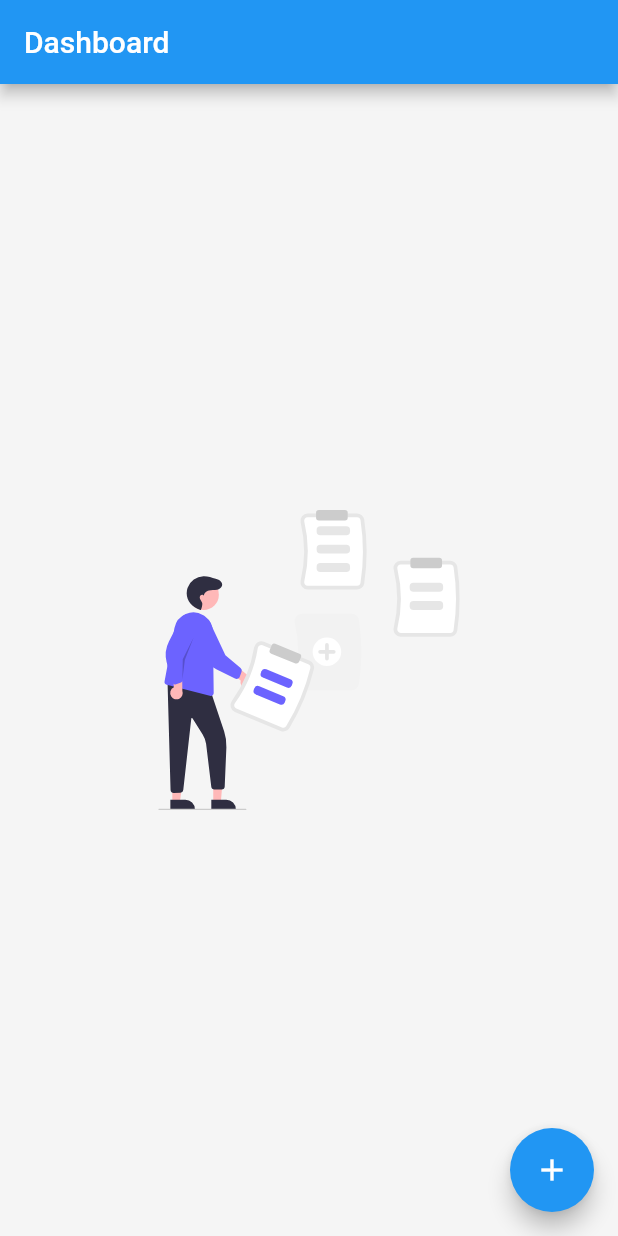
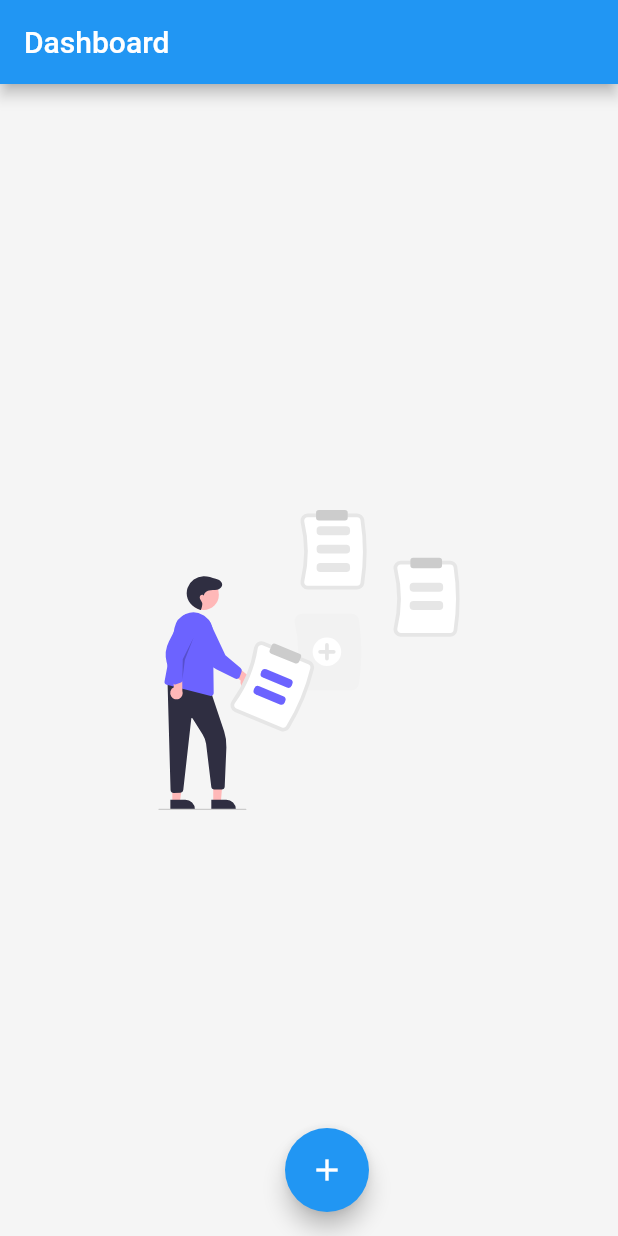
Before and after one commit to kapilg012/khatabook, a Flutter app: the screen it shows after launch, on a phone screen of 412 x 824 dp. Run offline on Flutter 3.47's test engine with Material 2 defaults, Android fonts, the phone set to English and light mode, and no system bars; our stand-ins replace flutter_svg, go_router, grouped_list, hive, image_picker, sticky_headers; accounts and stored records are empty.

Commit message:
Final Changes

```diff
--- a/lib/screens/dashboard.dart
+++ b/lib/screens/dashboard.dart
@@ -79,8 +79,7 @@ class _DashBoardScreenState extends State<DashBoardScreen> {
         title: const Text('Dashboard'),
       ),
       body: _items.isNotEmpty
-          ? SingleChildScrollView(
-              child: Column(
+          ? Column(
               children: [
                 Card(
                   margin:
@@ -150,15 +149,16 @@ class _DashBoardScreenState extends State<DashBoardScreen> {
                   ),
                 ),
                 const SizedBox(height: 15),
-                  ListView.builder(
+                Expanded(
+                  child: ListView.builder(
                     primary: _scrollController == null,
                     shrinkWrap: true,
                     controller: _scrollController,
-                    physics: const NeverScrollableScrollPhysics(),
+                    //physics: const NeverScrollableScrollPhysics(),
                     itemCount: _items.length,
                     itemBuilder: (context, index) {
-                      var date = DateFormat('dd/MM/yyyy')
-                          .format(_items[index]['date']);
+                      var date =
+                          DateFormat('dd/MM/yyyy').format(_items[index]['date']);
                       return StickyHeader(
                         controller: _scrollController,
                         header: index >= 1
@@ -183,8 +183,8 @@ class _DashBoardScreenState extends State<DashBoardScreen> {
                             : Container(
                                 height: 30.0,
                                 color: AppColors.backgroundColor,
-                                padding: const EdgeInsets.symmetric(
-                                    horizontal: 16.0),
+                                padding:
+                                    const EdgeInsets.symmetric(horizontal: 16.0),
                                 alignment: Alignment.centerLeft,
                                 child: Text(
                                   date,
@@ -204,8 +204,7 @@ class _DashBoardScreenState extends State<DashBoardScreen> {
                                 padding: const EdgeInsets.only(
                                     left: 8, right: 8, top: 8),
                                 child: CircleAvatar(
-                                  backgroundImage: _items[index]['image'] !=
-                                          null
+                                  backgroundImage: _items[index]['image'] != null
                                       ? FileImage(File(_items[index]['image']))
                                       : null,
                                   child: _items[index]['image'] != null
@@ -219,8 +218,7 @@ class _DashBoardScreenState extends State<DashBoardScreen> {
                                   padding: const EdgeInsets.only(
                                       left: 8, right: 8, top: 8),
                                   child: Column(
-                                    crossAxisAlignment:
-                                        CrossAxisAlignment.start,
+                                    crossAxisAlignment: CrossAxisAlignment.start,
                                     children: [
                                       Text(
                                         _items[index]['name'],
@@ -244,8 +242,7 @@ class _DashBoardScreenState extends State<DashBoardScreen> {
                                       // ),
                                       const SizedBox(height: 5),
                                       _items[index]['description'] != "" &&
-                                              _items[index]['description'] !=
-                                                  null
+                                              _items[index]['description'] != null
                                           ? Text(
                                               _items[index]['description'],
                                               maxLines: 1,
@@ -281,8 +278,7 @@ class _DashBoardScreenState extends State<DashBoardScreen> {
                                     onPressed: () => showDialog(
                                       context: context,
                                       builder: (context) => AlertDialog(
-                                        title:
-                                            const Text(AppText.areYouSureText),
+                                        title: const Text(AppText.areYouSureText),
                                         actions: [
                                           TextButton(
                                             child: const Text(AppText.yesText),
@@ -310,15 +306,17 @@ class _DashBoardScreenState extends State<DashBoardScreen> {
                       );
                     },
                   ),
+                ),
               ],
-              ),
             )
           : Center(
               child: SvgPicture.asset(
               addNotesImage,
               height: 200,
             )),
-      floatingActionButton: FloatingActionButton(
+      floatingActionButton: Container(
+        margin: EdgeInsets.only(right: 150),
+        child: FloatingActionButton(
           onPressed: () {
             Navigator.push(
               context,
@@ -330,6 +328,7 @@ class _DashBoardScreenState extends State<DashBoardScreen> {
           tooltip: 'Add Client',
           child: const Icon(Icons.add),
         ),
+      ),
     );
   }
 }
```
Also changed, not shown: lib/screens/add_client_screen.dart (+8 -7 lines). Lines whose indentation alone changed are shown as unchanged.
